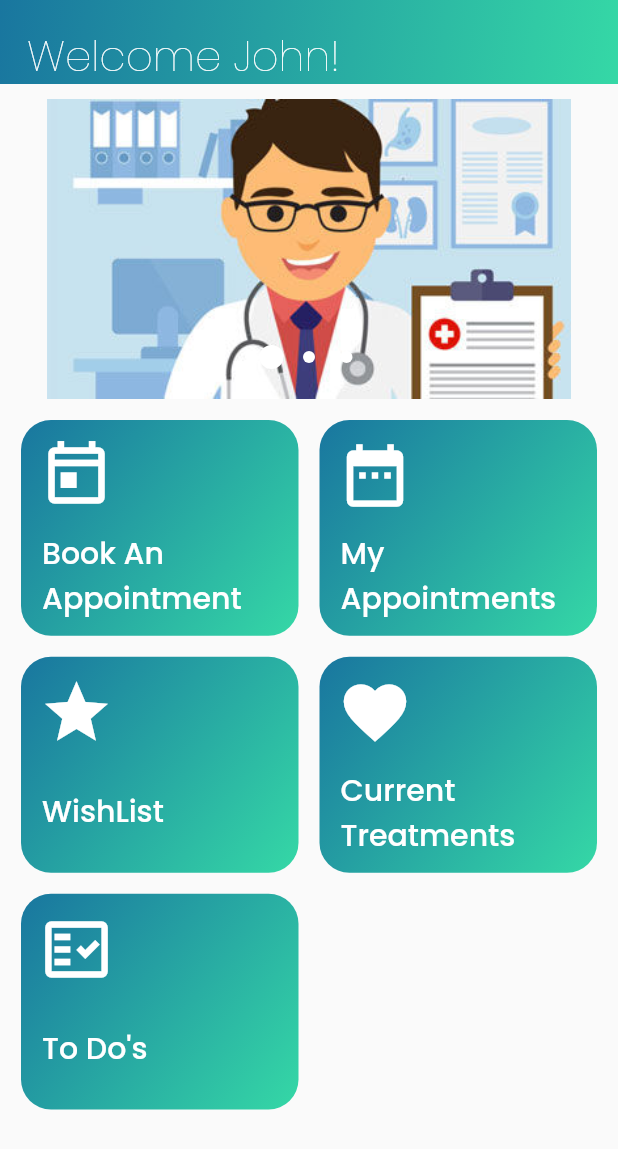
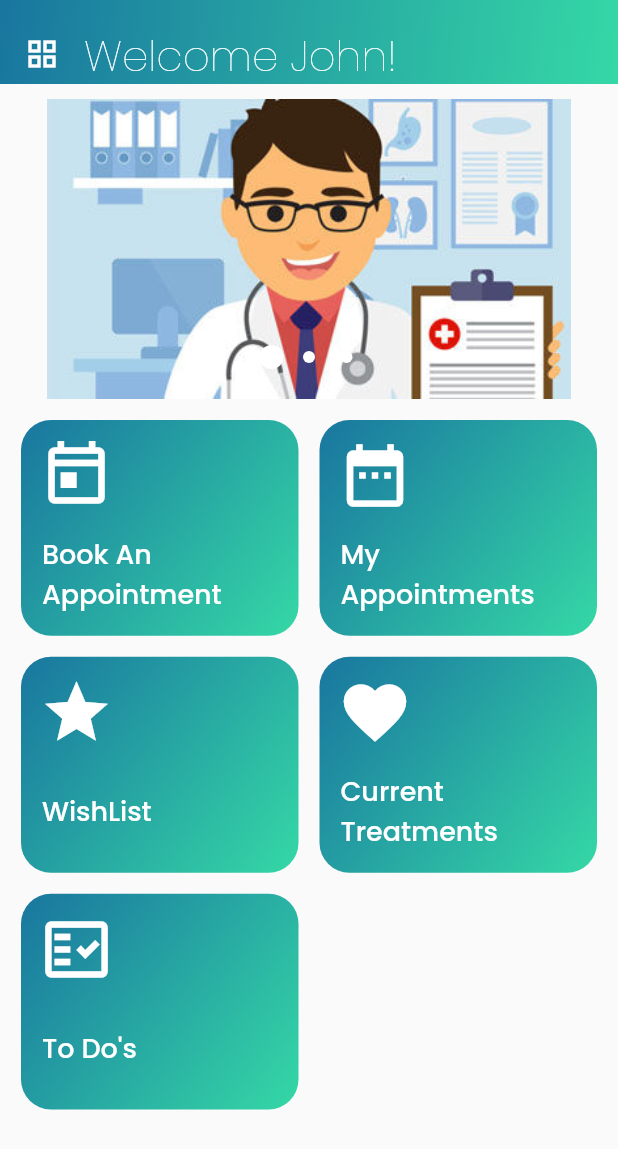
Before and after one commit to meetcse/PCare, a Flutter app: the HomePage screen opened by its route, on a phone screen of 412 x 824 dp. Shown: the top 1149 px of the screen. Run offline on Flutter 3.47's test engine with Material 2 defaults, Android fonts, the light colour scheme and no system bars; drawn by our look-alikes of carousel_pro; our stand-ins replace flushbar, flutter_mobx, google_fonts, mobx, progress_indicators, shared_preferences; accounts and stored records are empty; generated files the repository leaves out were written again.

Commit message:
Added Drawer for patient. Solved bugs for sign in screen

```diff
--- a/lib/constants/app_theme.dart
+++ b/lib/constants/app_theme.dart
@@ -15,6 +15,10 @@ class CustomTheme {
                     fontSize: 20,
                     fontWeight: FontWeight.w500,
                     color: UniversalColors.gradientColorStart),
+                headline3: TextStyle(
+                    fontSize: 16,
+                    fontWeight: FontWeight.w500,
+                    color: UniversalColors.whiteColor),
                 headline6: TextStyle(
                     fontSize: 14,
                     // fontWeight: FontWeight.w500,
--- a/lib/constants/dimensions.dart
+++ b/lib/constants/dimensions.dart
@@ -3,5 +3,5 @@ class Dimensions {
   static const double appbarRightMargin = 8;
   static const double appbarTopPadding = 0;
   static const double iconSize = 28;
-  static const double textfieldBorderRadius = 5;
+  static const double textfieldBorderRadius = 35;
 }
--- a/lib/constants/strings.dart
+++ b/lib/constants/strings.dart
@@ -26,4 +26,15 @@ class UniversalStrings {
   static const String currentTreatmentId = "Current_Treatments";
   static const String todos = "To Do's";
   static const String todosId = "To_Do's";
+  static const String recentReports = "Recent Reports";
+  static const String recentReportsId = "recent_report";
+  static const String policies = "Policies";
+  static const String policiesId = "policy";
+  static const String aboutAppId = "about_app";
+  static const String aboutApp = "About App";
+  static const String faqId = "faq";
+  static const String faq = "FAQ";
+  static const String myProfile = "My Profile";
+  static const String myProfileId = "my_profile";
+  static const String signOut = "Sign Out";
 }
--- a/lib/main.dart
+++ b/lib/main.dart
@@ -3,6 +3,7 @@ import 'package:flutter/services.dart';
 import 'package:pcare/constants/app_theme.dart';
 import 'package:pcare/routes/routes.dart';
 import 'package:pcare/store/login/login_store.dart';
+import 'package:pcare/store/patients/patient_home_store.dart';
 import 'package:pcare/ui/splash_screen/splash_screen.dart';
 import 'package:provider/provider.dart';
 
@@ -17,13 +18,17 @@ class MyApp extends StatelessWidget {
 //Only use this method when you have to use value of store anywhere in the app.
 //or else define object of store in that screen only if needed
   final LoginStore _loginStore = LoginStore();
+  final PatientHomeStore _patientHomeStore = PatientHomeStore();
   @override
   Widget build(BuildContext context) {
     return MultiProvider(
       providers: [
         Provider<LoginStore>.value(
           value: _loginStore,
-        )
+        ),
+        Provider<PatientHomeStore>.value(
+          value: _patientHomeStore,
+        ),
       ],
       child: MaterialApp(
         debugShowCheckedModeBanner: false,
--- a/lib/ui/patient/HomePage.dart
+++ b/lib/ui/patient/HomePage.dart
@@ -3,11 +3,9 @@ import 'package:flutter/material.dart';
 import 'package:pcare/constants/app_colors.dart';
 import 'package:pcare/constants/app_icons.dart';
 import 'package:pcare/constants/strings.dart';
-import 'package:pcare/routes/animation_route.dart';
-import 'package:pcare/routes/routes.dart';
-import 'package:pcare/widgets/custom_progress_indicator_widget.dart';
-import 'package:pcare/widgets/empty_app_bar_widget.dart';
+import 'package:pcare/widgets/drawer_icon_widget.dart';
 import 'package:pcare/widgets/main_app_bar_widget.dart';
+import 'package:pcare/widgets/patients/patient_drawer_widget.dart';
 import 'package:pcare/widgets/single_chip_widget.dart';
 
 class HomePage extends StatefulWidget {
@@ -98,7 +96,9 @@ class _HomePageState extends State<HomePage> {
   @override
   Widget build(BuildContext context) {
     return Scaffold(
+      drawer: PatientDrawerWidget(),
       appBar: MainAppBarWidget(
+        leading: DrawerIconWidget(),
         //TODO: ADD ANIMATED TITLE IF POSSIBLE
         title: UniversalStrings.welcome + ' ' + _loggedInUser['username'] + '!',
       ),
@@ -109,13 +109,16 @@ class _HomePageState extends State<HomePage> {
   Widget _buildChildWidget(BuildContext context) {
     return Container(
       height: MediaQuery.of(context).size.height,
-      margin: const EdgeInsets.only(top: 10),
+      margin: const EdgeInsets.only(top: 0),
       child: SingleChildScrollView(
         physics: BouncingScrollPhysics(),
         child: Column(
           mainAxisSize: MainAxisSize.min,
           mainAxisAlignment: MainAxisAlignment.start,
           children: [
+            SizedBox(
+              height: 10,
+            ),
             //Image Slider
             Container(
               alignment: Alignment.topCenter,
@@ -152,7 +155,8 @@ class _HomePageState extends State<HomePage> {
           itemCount: _categories.length,
           gridDelegate: SliverGridDelegateWithFixedCrossAxisCount(
             crossAxisCount: 2,
-            childAspectRatio: 90 / 70,
+            childAspectRatio:
+                MediaQuery.of(context).size.width <= 360 ? 1.1 : 90 / 70,
             mainAxisSpacing: 14,
             crossAxisSpacing: 14,
           ),
--- a/lib/ui/splash_screen/splash_screen.dart
+++ b/lib/ui/splash_screen/splash_screen.dart
@@ -33,6 +33,7 @@ class SplashScreen extends StatelessWidget {
   Widget build(BuildContext context) {
     changeScreen(context);
     return Scaffold(
+      resizeToAvoidBottomInset: false,
       extendBody: false,
       body: Container(
         height: MediaQuery.of(context).size.height,
--- /dev/null
+++ b/lib/widgets/drawer_icon_widget.dart
@@ -0,0 +1,22 @@
+import 'package:flutter/cupertino.dart';
+import 'package:flutter/material.dart';
+import 'package:pcare/constants/app_colors.dart';
+
+class DrawerIconWidget extends StatelessWidget {
+  @override
+  Widget build(BuildContext context) {
+    return Container(
+      // margin: const EdgeInsets.only(left: 8),
+      child: GestureDetector(
+        onTap: () {
+          Scaffold.of(context).openDrawer();
+        },
+        child: Icon(
+          Icons.grid_view,
+          color: UniversalColors.whiteColor,
+          size: 24,
+        ),
+      ),
+    );
+  }
+}
--- a/lib/widgets/main_app_bar_widget.dart
+++ b/lib/widgets/main_app_bar_widget.dart
@@ -48,8 +48,8 @@ class MainAppBarWidget extends StatelessWidget implements PreferredSizeWidget {
                     leading != null
                         ? Container(
                             margin: EdgeInsets.only(
-                                left: Dimensions.appbarLeftMargin,
-                                right: Dimensions.appbarRightMargin),
+                                left: Dimensions.appbarLeftMargin + 8,
+                                right: Dimensions.appbarRightMargin - 4),
                             alignment: Alignment.centerLeft,
                             child: leading != null ? leading : null,
                           )
@@ -85,7 +85,7 @@ class MainAppBarWidget extends StatelessWidget implements PreferredSizeWidget {
                             child: AnimatedContainer(
                               duration: Duration(seconds: 2),
                               alignment: Alignment.centerLeft,
-                              margin: EdgeInsets.only(left: 18),
+                              margin: EdgeInsets.only(left: 12),
                               child: Text(
                                 title != null ? title : '',
                                 style: Theme.of(context).textTheme.headline1,
--- a/lib/widgets/single_chip_widget.dart
+++ b/lib/widgets/single_chip_widget.dart
@@ -47,7 +47,7 @@ class SingleChipWidget extends StatelessWidget {
                   overflow: TextOverflow.ellipsis,
                   maxLines: 2,
                   style:
-                      Theme.of(context).textTheme.button.copyWith(fontSize: 20),
+                      Theme.of(context).textTheme.button.copyWith(fontSize: 18),
                 ),
               ),
             ),
```
Also changed, not shown: lib/store/login/login_store.dart (+25 -17 lines), lib/store/patients/patient_home_store.dart (added, +83 -0 lines), lib/ui/Registeration/sign_in.dart (+23 -13 lines), lib/widgets/patients/patient_drawer_widget.dart (added, +201 -0 lines), lib/widgets/text_field_widget.dart (+8 -0 lines), assets/images/profiledefault.png (added), lib/store/login/login_store.g.dart, lib/store/patients/patient_home_store.g.dart (added).
